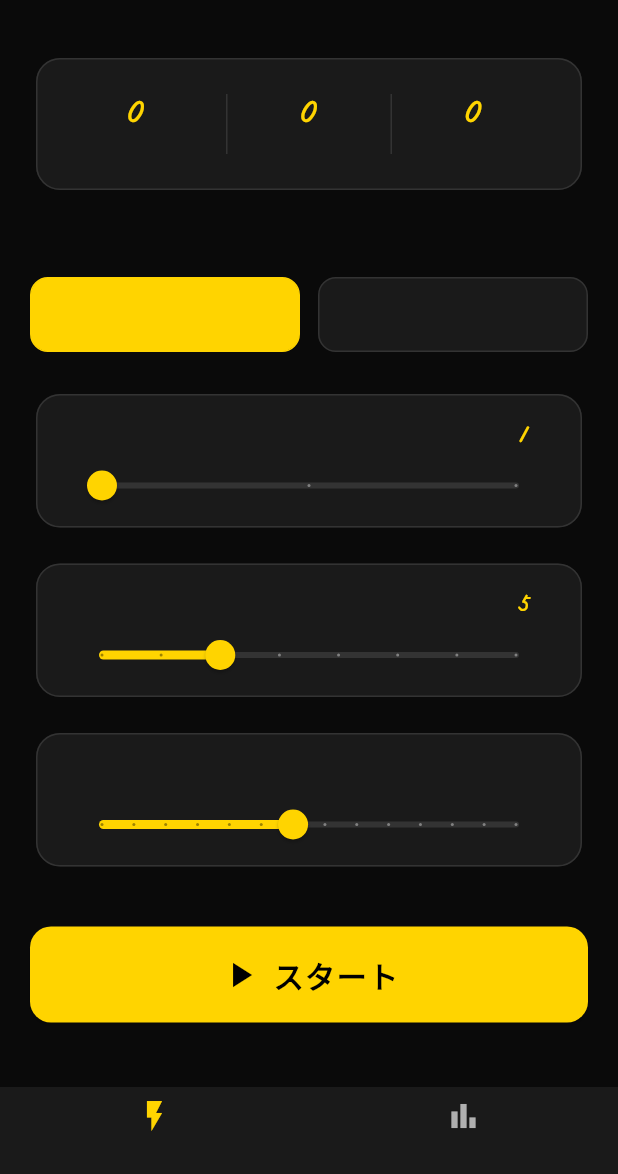
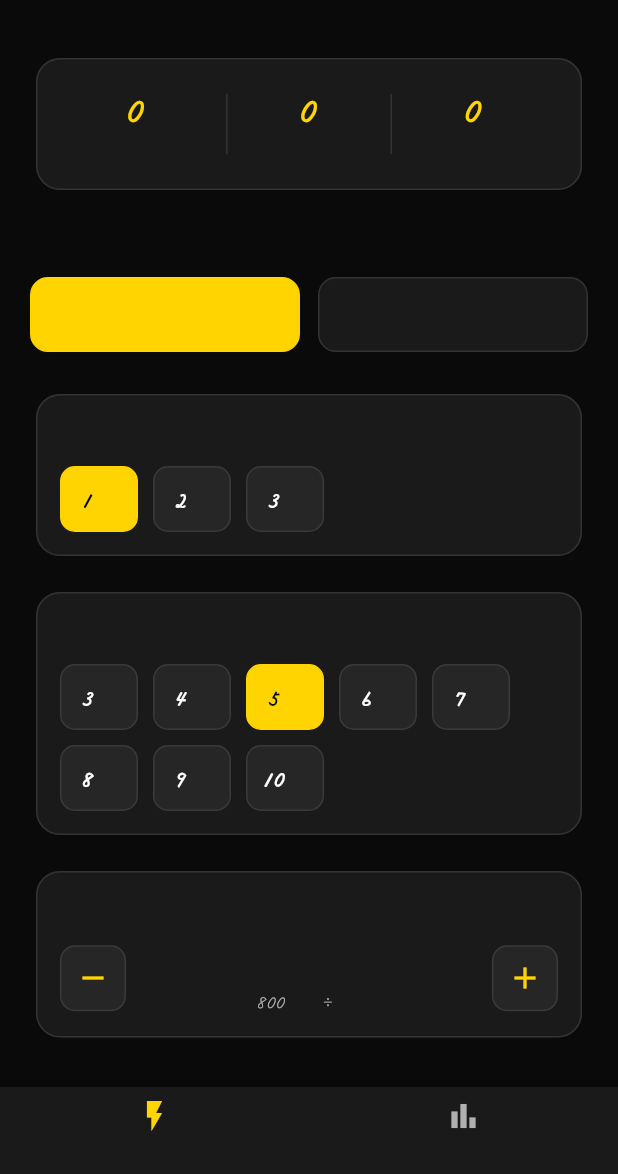
Before and after one commit to iha-soroban/---, a Flutter app: the screen it shows after launch, on a phone screen of 412 x 824 dp, the part 62-1236 px from its top. Run offline on Flutter 3.47's test engine with Material 3 defaults, Android fonts, the phone set to English and light mode, and no system bars; our stand-ins replace hive_flutter; accounts and stored records are empty.

Commit message:
genspark auto-backup

```diff
--- a/lib/screens/home_screen.dart
+++ b/lib/screens/home_screen.dart
@@ -83,51 +83,27 @@ class _HomeContent extends StatelessWidget {
               const SizedBox(height: 10),
               _buildOperationModeSelector(context, appState, settings),
               const SizedBox(height: 24),
-              _buildSliderCard(
-                context: context,
+              _buildChipSelectorCard(
                 label: '桁数',
-                valueLabel: '${settings.digitCount}桁',
-                value: settings.digitCount.toDouble(),
-                min: 1,
-                max: 3,
-                divisions: 2,
-                onChanged: (v) {
-                  appState.updateSettings(
-                    settings.copyWith(digitCount: v.round()),
-                  );
-                },
+                options: const [1, 2, 3],
+                optionLabel: (v) => '$v桁',
+                selectedValue: settings.digitCount,
+                onSelect: (v) => appState.updateSettings(
+                  settings.copyWith(digitCount: v),
+                ),
               ),
               const SizedBox(height: 16),
-              _buildSliderCard(
-                context: context,
+              _buildChipSelectorCard(
                 label: '表示個数',
-                valueLabel: '${settings.flashCount}個',
-                value: settings.flashCount.toDouble(),
-                min: 3,
-                max: 10,
-                divisions: 7,
-                onChanged: (v) {
-                  appState.updateSettings(
-                    settings.copyWith(flashCount: v.round()),
-                  );
-                },
+                options: const [3, 4, 5, 6, 7, 8, 9, 10],
+                optionLabel: (v) => '$v個',
+                selectedValue: settings.flashCount,
+                onSelect: (v) => appState.updateSettings(
+                  settings.copyWith(flashCount: v),
+                ),
               ),
               const SizedBox(height: 16),
-              _buildSliderCard(
-                context: context,
-                label: '表示スピード',
-                valueLabel: settings.speedLabel,
-                value: settings.flashSpeedMs,
-                min: 200,
-                max: 1500,
-                divisions: 13,
-                onChanged: (v) {
-                  appState.updateSettings(
-                    settings.copyWith(flashSpeedMs: v),
-                  );
-                },
-                reverseTrackHint: true,
-              ),
+              _buildSpeedStepperCard(context, appState, settings),
               const SizedBox(height: 36),
               SizedBox(
                 width: double.infinity,
@@ -274,25 +250,20 @@ class _HomeContent extends StatelessWidget {
     );
   }
 
-  Widget _buildSliderCard({
-    required BuildContext context,
+  /// タップだけで選択できるチップ選択式カード(桁数・表示個数用)
+  /// スクロール画面内でもドラッグ操作と競合しないよう、Sliderの代わりに採用。
+  Widget _buildChipSelectorCard({
     required String label,
-    required String valueLabel,
-    required double value,
-    required double min,
-    required double max,
-    required int divisions,
-    required ValueChanged<double> onChanged,
-    bool reverseTrackHint = false,
+    required List<int> options,
+    required String Function(int) optionLabel,
+    required int selectedValue,
+    required ValueChanged<int> onSelect,
   }) {
     return Card(
       child: Padding(
-        padding: const EdgeInsets.fromLTRB(18, 14, 18, 4),
+        padding: const EdgeInsets.all(16),
         child: Column(
           crossAxisAlignment: CrossAxisAlignment.start,
-          children: [
-            Row(
-              mainAxisAlignment: MainAxisAlignment.spaceBetween,
           children: [
             Text(
               label,
@@ -302,26 +273,153 @@ class _HomeContent extends StatelessWidget {
                 fontWeight: FontWeight.bold,
               ),
             ),
-                Text(
-                  valueLabel,
-                  style: const TextStyle(
-                    color: AppTheme.primaryYellow,
-                    fontSize: 16,
-                    fontWeight: FontWeight.bold,
+            const SizedBox(height: 12),
+            Wrap(
+              spacing: 10,
+              runSpacing: 10,
+              children: options.map((opt) {
+                final selected = opt == selectedValue;
+                return GestureDetector(
+                  onTap: () => onSelect(opt),
+                  child: AnimatedContainer(
+                    duration: const Duration(milliseconds: 150),
+                    width: 52,
+                    height: 44,
+                    decoration: BoxDecoration(
+                      color: selected
+                          ? AppTheme.primaryYellow
+                          : AppTheme.surfaceLight,
+                      borderRadius: BorderRadius.circular(10),
+                      border: Border.all(
+                        color: selected
+                            ? AppTheme.primaryYellow
+                            : const Color(0xFF3A3A3A),
                       ),
                     ),
-              ],
+                    child: Center(
+                      child: Text(
+                        optionLabel(opt),
+                        style: TextStyle(
+                          color:
+                              selected ? Colors.black : AppTheme.textPrimary,
+                          fontWeight: FontWeight.bold,
+                          fontSize: 14,
                         ),
-            Slider(
-              value: value,
-              min: min,
-              max: max,
-              divisions: divisions,
-              onChanged: onChanged,
+                      ),
+                    ),
+                  ),
+                );
+              }).toList(),
             ),
           ],
         ),
       ),
     );
   }
+
+  /// 表示スピードは +/- ボタンのステッパー式で調整(タップ操作のみで確実に動く)
+  Widget _buildSpeedStepperCard(
+    BuildContext context,
+    AppState appState,
+    TrainingSettings settings,
+  ) {
+    const double step = 100;
+    const double minSpeed = 200;
+    const double maxSpeed = 1500;
+
+    return Card(
+      child: Padding(
+        padding: const EdgeInsets.all(16),
+        child: Column(
+          crossAxisAlignment: CrossAxisAlignment.start,
+          children: [
+            const Text(
+              '表示スピード',
+              style: TextStyle(
+                color: AppTheme.textSecondary,
+                fontSize: 14,
+                fontWeight: FontWeight.bold,
+              ),
+            ),
+            const SizedBox(height: 12),
+            Row(
+              children: [
+                _speedButton(
+                  icon: Icons.remove,
+                  enabled: settings.flashSpeedMs > minSpeed,
+                  onTap: () {
+                    final newVal =
+                        (settings.flashSpeedMs - step).clamp(minSpeed, maxSpeed);
+                    appState.updateSettings(
+                      settings.copyWith(flashSpeedMs: newVal),
+                    );
+                  },
+                ),
+                Expanded(
+                  child: Column(
+                    children: [
+                      Text(
+                        settings.speedLabel,
+                        style: const TextStyle(
+                          color: AppTheme.primaryYellow,
+                          fontSize: 18,
+                          fontWeight: FontWeight.bold,
+                        ),
+                      ),
+                      const SizedBox(height: 4),
+                      Text(
+                        '${settings.flashSpeedMs.round()} ms / 個',
+                        style: const TextStyle(
+                          color: AppTheme.textSecondary,
+                          fontSize: 12,
+                        ),
+                      ),
+                    ],
+                  ),
+                ),
+                _speedButton(
+                  icon: Icons.add,
+                  enabled: settings.flashSpeedMs < maxSpeed,
+                  onTap: () {
+                    final newVal =
+                        (settings.flashSpeedMs + step).clamp(minSpeed, maxSpeed);
+                    appState.updateSettings(
+                      settings.copyWith(flashSpeedMs: newVal),
+                    );
+                  },
+                ),
+              ],
+            ),
+          ],
+        ),
+      ),
+    );
   }
+
+  Widget _speedButton({
+    required IconData icon,
+    required bool enabled,
+    required VoidCallback onTap,
+  }) {
+    return GestureDetector(
+      onTap: enabled ? onTap : null,
+      child: Container(
+        width: 44,
+        height: 44,
+        decoration: BoxDecoration(
+          color: AppTheme.surfaceLight,
+          borderRadius: BorderRadius.circular(10),
+          border: Border.all(
+            color: enabled
+                ? const Color(0xFF3A3A3A)
+                : const Color(0xFF2A2A2A),
+          ),
+        ),
+        child: Icon(
+          icon,
+          color: enabled ? AppTheme.primaryYellow : AppTheme.textSecondary,
+        ),
+      ),
+    );
+  }
+}
```
Lines whose indentation alone changed are shown as unchanged.
